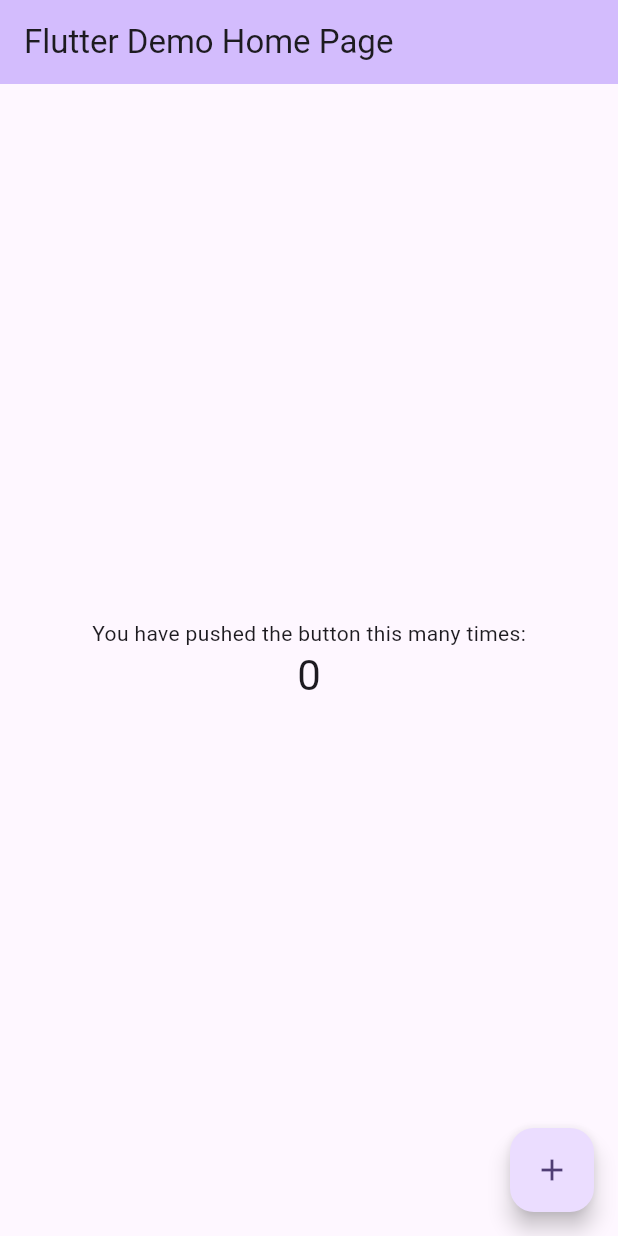
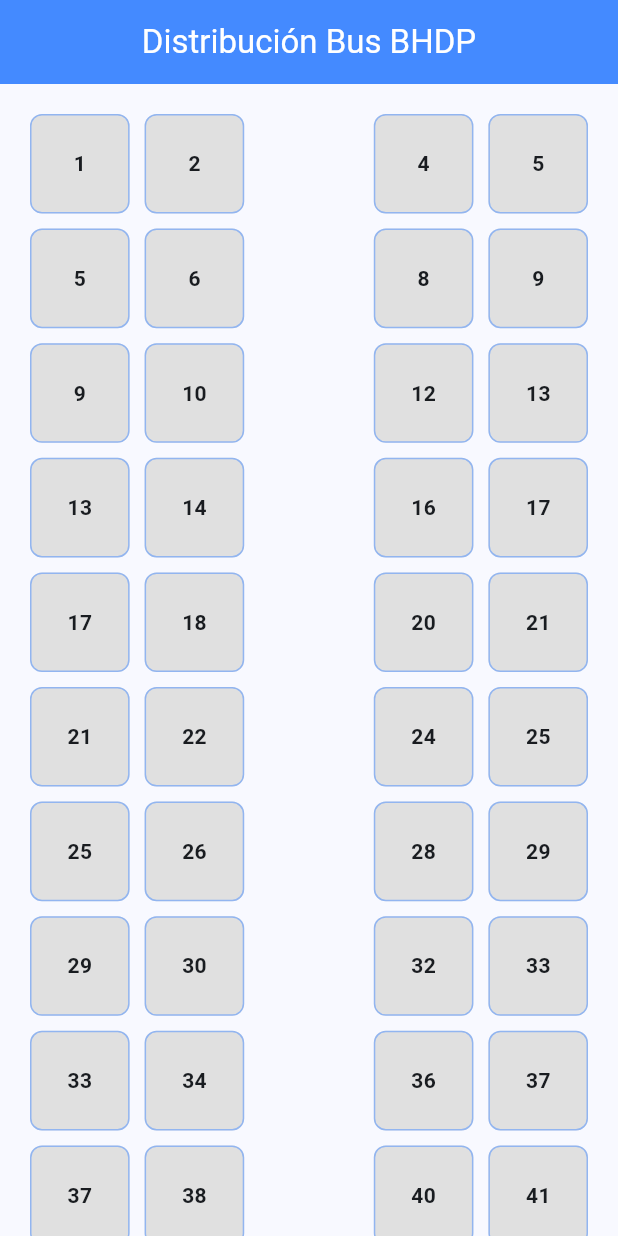
Before and after one commit to jtorresipchile/reserva-asientos-flutter, a Flutter app: the screen it shows after launch, on a phone screen of 412 x 824 dp. Run offline on Flutter 3.47's test engine with Material 3 defaults, Android fonts, the light colour scheme and no system bars.

Commit message:
feat: diseño de bus 2-pasillo-2 con 44 asientos interactivos

```diff
--- a/lib/main.dart
+++ b/lib/main.dart
@@ -4,118 +4,105 @@ void main() {
   runApp(const MyApp());
 }
 
+// MODELO DE DATOS
+class Asiento {
+  final int numero;
+  bool estaOcupado;
+  bool estaSeleccionado;
+
+  Asiento({
+    required this.numero,
+    this.estaOcupado = false,
+    this.estaSeleccionado = false,
+  });
+}
+
 class MyApp extends StatelessWidget {
   const MyApp({super.key});
 
-  // This widget is the root of your application.
   @override
   Widget build(BuildContext context) {
     return MaterialApp(
-      title: 'Flutter Demo',
+      title: 'Reserva BHDP',
+      debugShowCheckedModeBanner: false,
       theme: ThemeData(
-        // This is the theme of your application.
-        //
-        // TRY THIS: Try running your application with "flutter run". You'll see
-        // the application has a purple toolbar. Then, without quitting the app,
-        // try changing the seedColor in the colorScheme below to Colors.green
-        // and then invoke "hot reload" (save your changes or press the "hot
-        // reload" button in a Flutter-supported IDE, or press "r" if you used
-        // the command line to start the app).
-        //
-        // Notice that the counter didn't reset back to zero; the application
-        // state is not lost during the reload. To reset the state, use hot
-        // restart instead.
-        //
-        // This works for code too, not just values: Most code changes can be
-        // tested with just a hot reload.
-        colorScheme: .fromSeed(seedColor: Colors.deepPurple),
+        colorScheme: ColorScheme.fromSeed(seedColor: Colors.blue),
+        useMaterial3: true,
       ),
-      home: const MyHomePage(title: 'Flutter Demo Home Page'),
+      home: const PantallaBus(),
     );
   }
 }
 
-class MyHomePage extends StatefulWidget {
-  const MyHomePage({super.key, required this.title});
-
-  // This widget is the home page of your application. It is stateful, meaning
-  // that it has a State object (defined below) that contains fields that affect
-  // how it looks.
-
-  // This class is the configuration for the state. It holds the values (in this
-  // case the title) provided by the parent (in this case the App widget) and
-  // used by the build method of the State. Fields in a Widget subclass are
-  // always marked "final".
-
-  final String title;
+class PantallaBus extends StatefulWidget {
+  const PantallaBus({super.key});
 
   @override
-  State<MyHomePage> createState() => _MyHomePageState();
+  State<PantallaBus> createState() => _PantallaBusState();
 }
 
-class _MyHomePageState extends State<MyHomePage> {
-  int _counter = 0;
+class _PantallaBusState extends State<PantallaBus> {
+  // GENERACIÓN DE LOS 44 ASIENTOS
+  final List<Asiento> misAsientos = List.generate(
+    44,
+    (index) => Asiento(numero: index + 1),
+  );
 
-  void _incrementCounter() {
-    setState(() {
-      // This call to setState tells the Flutter framework that something has
-      // changed in this State, which causes it to rerun the build method below
-      // so that the display can reflect the updated values. If we changed
-      // _counter without calling setState(), then the build method would not be
-      // called again, and so nothing would appear to happen.
-      _counter++;
-    });
-  }
-
+  // AQUÍ VA EL BLOQUE QUE ME PREGUNTASTE
   @override
   Widget build(BuildContext context) {
-    // This method is rerun every time setState is called, for instance as done
-    // by the _incrementCounter method above.
-    //
-    // The Flutter framework has been optimized to make rerunning build methods
-    // fast, so that you can just rebuild anything that needs updating rather
-    // than having to individually change instances of widgets.
     return Scaffold(
       appBar: AppBar(
-        // TRY THIS: Try changing the color here to a specific color (to
-        // Colors.amber, perhaps?) and trigger a hot reload to see the AppBar
-        // change color while the other colors stay the same.
-        backgroundColor: Theme.of(context).colorScheme.inversePrimary,
-        // Here we take the value from the MyHomePage object that was created by
-        // the App.build method, and use it to set our appbar title.
-        title: Text(widget.title),
+        title: const Text("Distribución Bus BHDP"),
+        centerTitle: true,
+        backgroundColor: Colors.blueAccent,
+        foregroundColor: Colors.white,
       ),
-      body: Center(
-        // Center is a layout widget. It takes a single child and positions it
-        // in the middle of the parent.
-        child: Column(
-          // Column is also a layout widget. It takes a list of children and
-          // arranges them vertically. By default, it sizes itself to fit its
-          // children horizontally, and tries to be as tall as its parent.
-          //
-          // Column has various properties to control how it sizes itself and
-          // how it positions its children. Here we use mainAxisAlignment to
-          // center the children vertically; the main axis here is the vertical
-          // axis because Columns are vertical (the cross axis would be
-          // horizontal).
-          //
-          // TRY THIS: Invoke "debug painting" (choose the "Toggle Debug Paint"
-          // action in the IDE, or press "p" in the console), to see the
-          // wireframe for each widget.
-          mainAxisAlignment: .center,
-          children: [
-            const Text('You have pushed the button this many times:'),
-            Text(
-              '$_counter',
-              style: Theme.of(context).textTheme.headlineMedium,
+      body: GridView.builder(
+        padding: const EdgeInsets.all(20),
+        gridDelegate: const SliverGridDelegateWithFixedCrossAxisCount(
+          crossAxisCount: 5, // 2 izq + 1 pasillo + 2 der
+          mainAxisSpacing: 10,
+          crossAxisSpacing: 10,
+        ),
+        itemCount: 55, // 11 filas x 5 columnas
+        itemBuilder: (context, index) {
+          // Lógica del Pasillo (Columna central)
+          if (index % 5 == 2) {
+            return const SizedBox();
+          }
+
+          // Cálculo del índice real del asiento
+          int asientoIndex = index - (index ~/ 5);
+
+          if (asientoIndex >= 44) return const SizedBox();
+
+          final asiento = misAsientos[asientoIndex];
+
+          return GestureDetector(
+            onTap: () {
+              // setState le avisa a Flutter que debe repintar el color
+              setState(() {
+                asiento.estaSeleccionado = !asiento.estaSeleccionado;
+              });
+            },
+            child: Container(
+              decoration: BoxDecoration(
+                color: asiento.estaSeleccionado
+                    ? Colors.green
+                    : Colors.grey[300],
+                borderRadius: BorderRadius.circular(8),
+                border: Border.all(color: Colors.blueAccent.withOpacity(0.5)),
+              ),
+              child: Center(
+                child: Text(
+                  "${asiento.numero}",
+                  style: const TextStyle(fontWeight: FontWeight.bold),
+                ),
+              ),
             ),
-          ],
-        ),
-      ),
-      floatingActionButton: FloatingActionButton(
-        onPressed: _incrementCounter,
-        tooltip: 'Increment',
-        child: const Icon(Icons.add),
+          );
+        },
       ),
     );
   }
```
